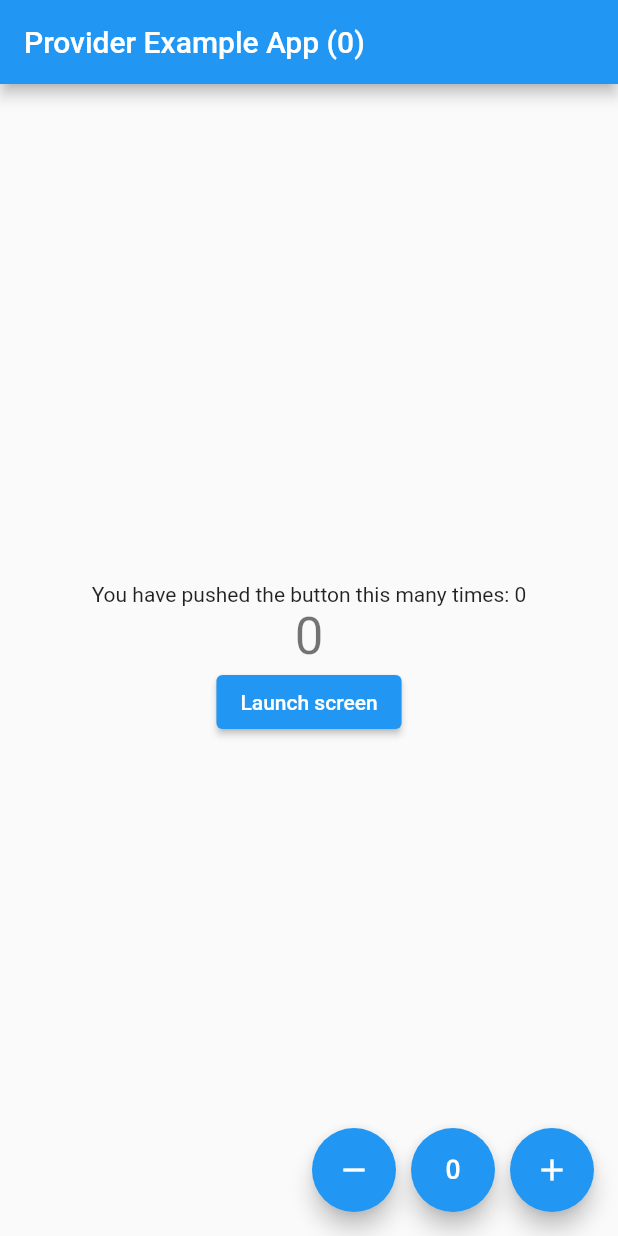
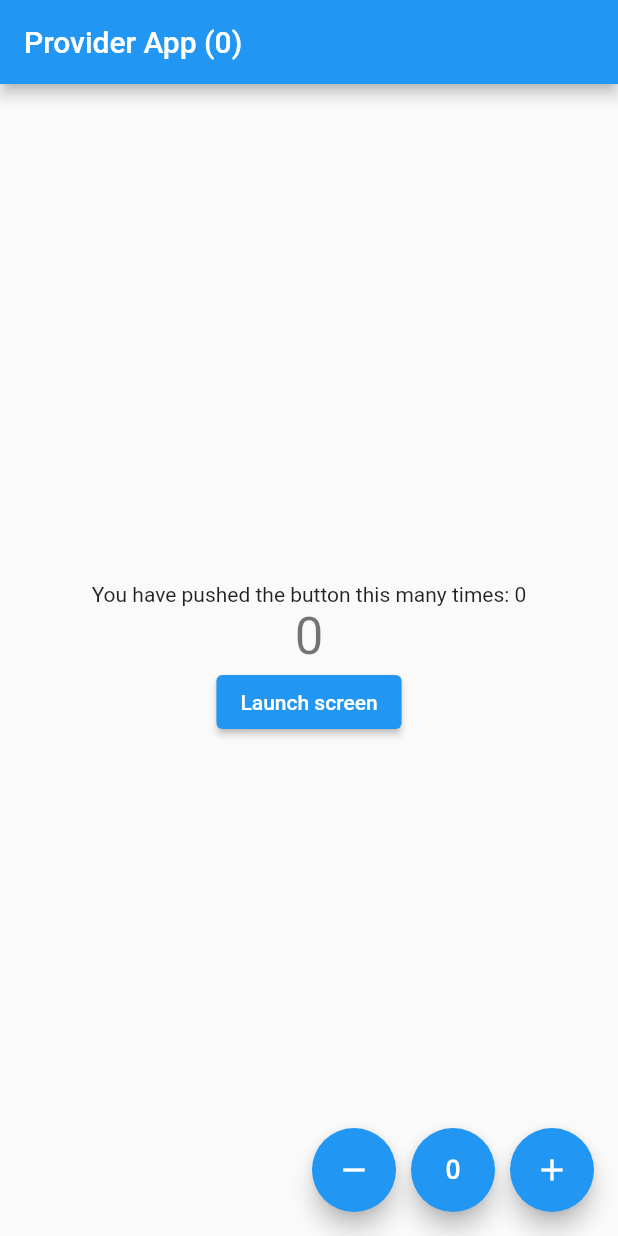
Before and after one commit to hussaintoor1/providerexample, a Flutter app: the screen it shows after launch, on a phone screen of 412 x 824 dp. Run offline on Flutter 3.47's test engine with Material 2 defaults, Android fonts, the phone set to English and light mode, and no system bars.

Commit message:
changed title

```diff
--- a/lib/screens/home_screen.dart
+++ b/lib/screens/home_screen.dart
@@ -9,7 +9,7 @@ class MyHomePage extends StatelessWidget {
   Widget build(BuildContext context) {
     return Scaffold(
       appBar: AppBar(
-        title: Text('Provider Example App (${context.watch<Counter>().count})'),
+        title: Text('Provider App (${context.watch<Counter>().count})'),
       ),
       body: Center(
         child: Column(
```
